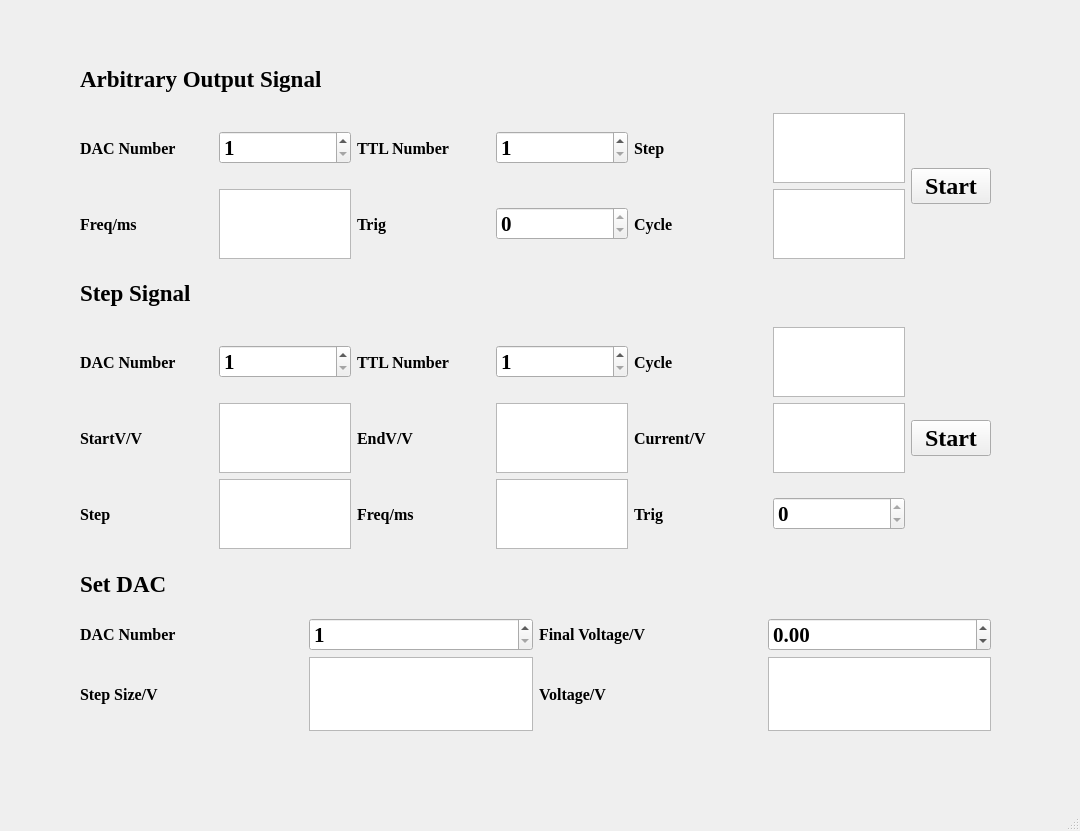
The window that signal.ui (YongyueQian/Triggerscope) describes before a commit, drawn with Qt 5.
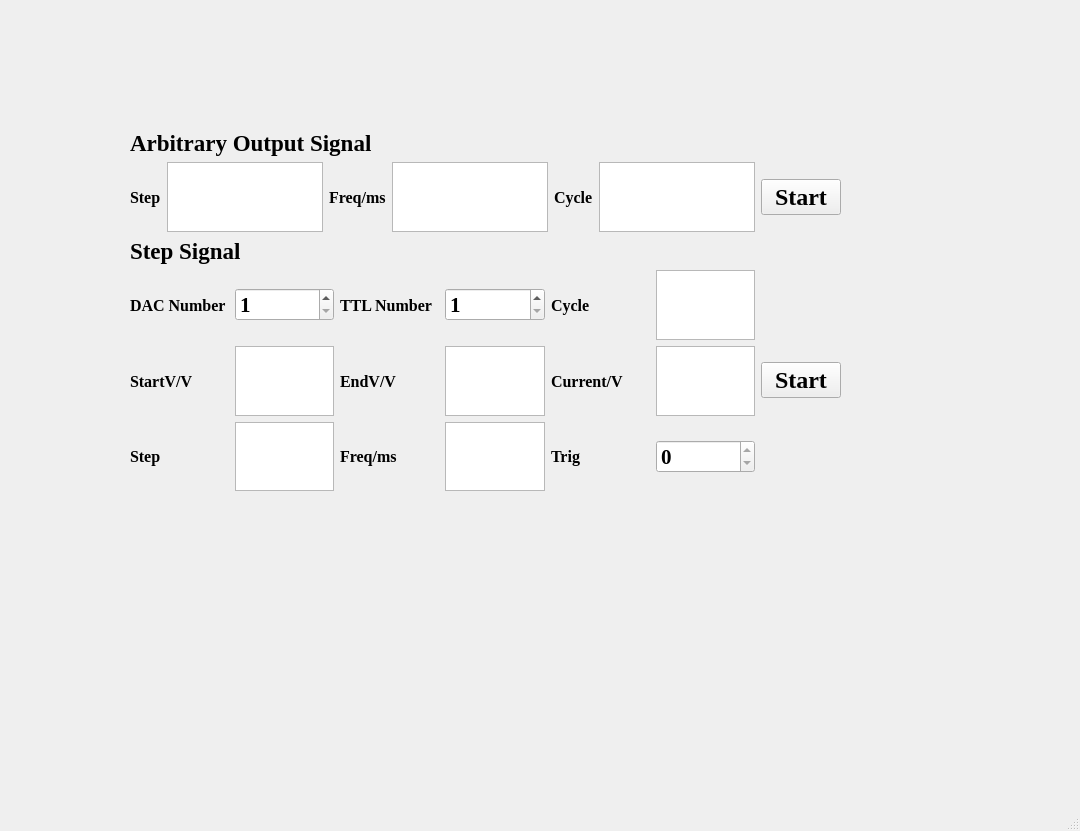
The same window after the commit.

```diff
--- a/signal.ui
+++ b/signal.ui
@@ -19,18 +19,16 @@
    <string>MainWindow</string>
   </property>
   <widget class="QWidget" name="centralwidget">
-   <widget class="QWidget" name="layoutWidget">
+   <widget class="QWidget" name="">
     <property name="geometry">
      <rect>
-      <x>80</x>
-      <y>50</y>
-      <width>911</width>
-      <height>681</height>
+      <x>130</x>
+      <y>130</y>
+      <width>711</width>
+      <height>361</height>
      </rect>
     </property>
-    <layout class="QHBoxLayout" name="horizontalLayout_11" stretch="1">
-     <item>
-      <layout class="QVBoxLayout" name="verticalLayout_4" stretch="1,2,1,3,1,2">
+    <layout class="QVBoxLayout" name="verticalLayout">
        <item>
         <widget class="QLabel" name="label_8">
          <property name="font">
@@ -48,84 +46,7 @@
         </widget>
        </item>
        <item>
-        <layout class="QHBoxLayout" name="horizontalLayout_8" stretch="1,0">
-         <item>
-          <layout class="QVBoxLayout" name="verticalLayout" stretch="1,1">
-           <item>
-            <layout class="QHBoxLayout" name="horizontalLayout" stretch="1,1,1,1,1,1">
-             <item>
-              <widget class="QLabel" name="label">
-               <property name="font">
-                <font>
-                 <family>Times New Roman</family>
-                 <pointsize>12</pointsize>
-                 <weight>75</weight>
-                 <bold>true</bold>
-                </font>
-               </property>
-               <property name="text">
-                <string>DAC Number</string>
-               </property>
-               <property name="textFormat">
-                <enum>Qt::PlainText</enum>
-               </property>
-              </widget>
-             </item>
-             <item>
-              <widget class="QSpinBox" name="DAC">
-               <property name="font">
-                <font>
-                 <pointsize>16</pointsize>
-                 <weight>75</weight>
-                 <bold>true</bold>
-                </font>
-               </property>
-               <property name="minimum">
-                <number>1</number>
-               </property>
-               <property name="maximum">
-                <number>16</number>
-               </property>
-               <property name="displayIntegerBase">
-                <number>10</number>
-               </property>
-              </widget>
-             </item>
-             <item>
-              <widget class="QLabel" name="label_2">
-               <property name="font">
-                <font>
-                 <family>Times New Roman</family>
-                 <pointsize>12</pointsize>
-                 <weight>75</weight>
-                 <bold>true</bold>
-                </font>
-               </property>
-               <property name="text">
-                <string>TTL Number</string>
-               </property>
-              </widget>
-             </item>
-             <item>
-              <widget class="QSpinBox" name="TTL">
-               <property name="font">
-                <font>
-                 <pointsize>16</pointsize>
-                 <weight>75</weight>
-                 <bold>true</bold>
-                </font>
-               </property>
-               <property name="minimum">
-                <number>1</number>
-               </property>
-               <property name="maximum">
-                <number>16</number>
-               </property>
-               <property name="displayIntegerBase">
-                <number>10</number>
-               </property>
-              </widget>
-             </item>
+      <layout class="QHBoxLayout" name="horizontalLayout">
              <item>
               <widget class="QLabel" name="label_3">
                <property name="font">
@@ -152,10 +73,6 @@
                </property>
               </widget>
              </item>
-            </layout>
-           </item>
-           <item>
-            <layout class="QHBoxLayout" name="horizontalLayout_2" stretch="1,1,1,1,1,1">
              <item>
               <widget class="QLabel" name="label_5">
                <property name="font">
@@ -182,35 +99,6 @@
                </property>
               </widget>
              </item>
-             <item>
-              <widget class="QLabel" name="label_4">
-               <property name="font">
-                <font>
-                 <family>Times New Roman</family>
-                 <pointsize>12</pointsize>
-                 <weight>75</weight>
-                 <bold>true</bold>
-                </font>
-               </property>
-               <property name="text">
-                <string>Trig</string>
-               </property>
-              </widget>
-             </item>
-             <item>
-              <widget class="QSpinBox" name="trig">
-               <property name="font">
-                <font>
-                 <pointsize>16</pointsize>
-                 <weight>75</weight>
-                 <bold>true</bold>
-                </font>
-               </property>
-               <property name="maximum">
-                <number>0</number>
-               </property>
-              </widget>
-             </item>
              <item>
               <widget class="QLabel" name="label_7">
                <property name="font">
@@ -237,10 +125,6 @@
                </property>
               </widget>
              </item>
-            </layout>
-           </item>
-          </layout>
-         </item>
          <item>
           <widget class="QPushButton" name="start_button">
            <property name="font">
@@ -566,161 +450,6 @@
          </item>
         </layout>
        </item>
-       <item>
-        <widget class="QLabel" name="label_18">
-         <property name="font">
-          <font>
-           <family>Times New Roman</family>
-           <pointsize>17</pointsize>
-           <weight>75</weight>
-           <bold>true</bold>
-          </font>
-         </property>
-         <property name="text">
-          <string>Set DAC</string>
-         </property>
-        </widget>
-       </item>
-       <item>
-        <layout class="QHBoxLayout" name="horizontalLayout_10" stretch="1">
-         <item>
-          <layout class="QVBoxLayout" name="verticalLayout_3" stretch="1,1">
-           <item>
-            <layout class="QHBoxLayout" name="horizontalLayout_6">
-             <item>
-              <widget class="QLabel" name="label_19">
-               <property name="font">
-                <font>
-                 <family>Times New Roman</family>
-                 <pointsize>12</pointsize>
-                 <weight>75</weight>
-                 <bold>true</bold>
-                </font>
-               </property>
-               <property name="text">
-                <string>DAC Number</string>
-               </property>
-               <property name="textFormat">
-                <enum>Qt::PlainText</enum>
-               </property>
-              </widget>
-             </item>
-             <item>
-              <widget class="QSpinBox" name="DAC2">
-               <property name="font">
-                <font>
-                 <pointsize>16</pointsize>
-                 <weight>75</weight>
-                 <bold>true</bold>
-                </font>
-               </property>
-               <property name="minimum">
-                <number>1</number>
-               </property>
-               <property name="maximum">
-                <number>16</number>
-               </property>
-               <property name="displayIntegerBase">
-                <number>10</number>
-               </property>
-              </widget>
-             </item>
-             <item>
-              <widget class="QLabel" name="label_21">
-               <property name="font">
-                <font>
-                 <family>Times New Roman</family>
-                 <pointsize>12</pointsize>
-                 <weight>75</weight>
-                 <bold>true</bold>
-                </font>
-               </property>
-               <property name="text">
-                <string>Final Voltage/V</string>
-               </property>
-              </widget>
-             </item>
-             <item>
-              <widget class="QDoubleSpinBox" name="final1">
-               <property name="font">
-                <font>
-                 <pointsize>16</pointsize>
-                 <weight>75</weight>
-                 <bold>true</bold>
-                </font>
-               </property>
-               <property name="minimum">
-                <double>-5.000000000000000</double>
-               </property>
-               <property name="maximum">
-                <double>5.000000000000000</double>
-               </property>
-              </widget>
-             </item>
-            </layout>
-           </item>
-           <item>
-            <layout class="QHBoxLayout" name="horizontalLayout_7" stretch="1,1,1,1">
-             <item>
-              <widget class="QLabel" name="label_23">
-               <property name="font">
-                <font>
-                 <family>Times New Roman</family>
-                 <pointsize>12</pointsize>
-                 <weight>75</weight>
-                 <bold>true</bold>
-                </font>
-               </property>
-               <property name="text">
-                <string>Step Size/V</string>
-               </property>
-              </widget>
-             </item>
-             <item>
-              <widget class="QTextEdit" name="step2">
-               <property name="font">
-                <font>
-                 <pointsize>16</pointsize>
-                 <weight>75</weight>
-                 <bold>true</bold>
-                </font>
-               </property>
-              </widget>
-             </item>
-             <item>
-              <widget class="QLabel" name="label_20">
-               <property name="font">
-                <font>
-                 <family>Times New Roman</family>
-                 <pointsize>12</pointsize>
-                 <weight>75</weight>
-                 <bold>true</bold>
-                </font>
-               </property>
-               <property name="text">
-                <string>Voltage/V</string>
-               </property>
-              </widget>
-             </item>
-             <item>
-              <widget class="QTextEdit" name="cv">
-               <property name="font">
-                <font>
-                 <pointsize>16</pointsize>
-                 <weight>75</weight>
-                 <bold>true</bold>
-                </font>
-               </property>
-              </widget>
-             </item>
-            </layout>
-           </item>
-          </layout>
-         </item>
-        </layout>
-       </item>
-      </layout>
-     </item>
     </layout>
    </widget>
   </widget>
```
Left out of the diff: 2 changed lines with no effect on the pictures. Lines whose indentation alone changed are shown as unchanged.
